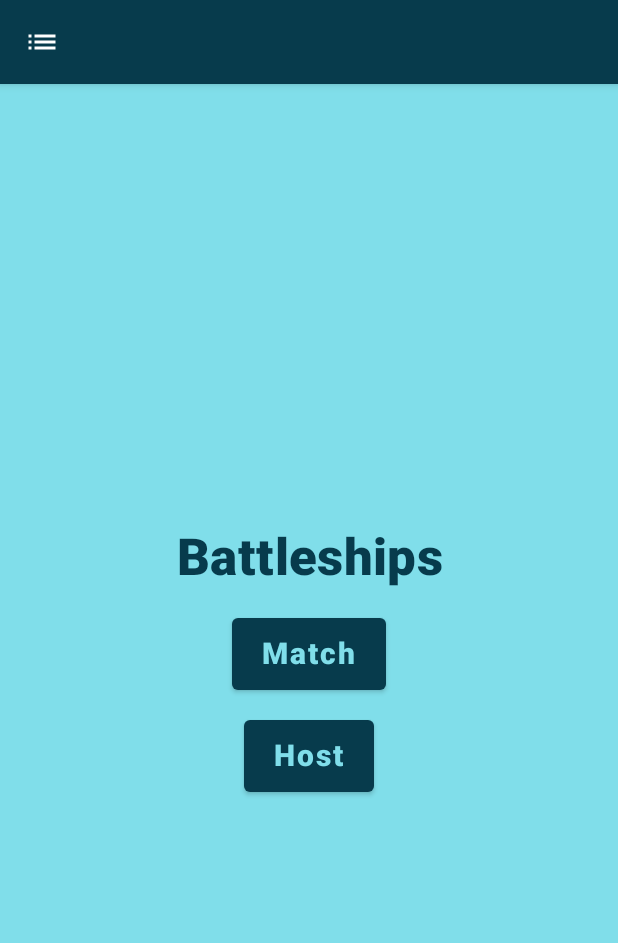
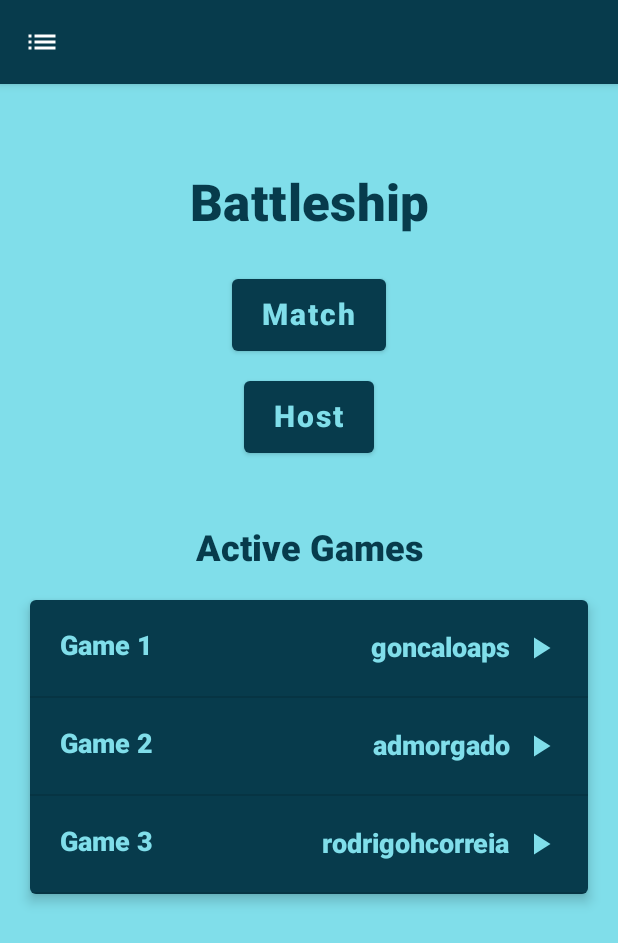
Before and after one commit to RodrigoHCorreia/battleship-mobile, an Android app built with Jetpack Compose: the screen it shows after launch (LobbyActivity), on a phone screen of 412 x 824 dp. Shown: the top 943 px of the screen. Run offline under Robolectric (Android 15) with nearby library versions, the phone set to English and light mode, and no system bars; our stand-ins replace accompanist.

Commit message:
Added active games list on lobby

```diff
--- a/app/src/main/java/battleship/mobile/BattleshipApplication.kt
+++ b/app/src/main/java/battleship/mobile/BattleshipApplication.kt
@@ -4,7 +4,7 @@ import android.app.Application
 import battleship.mobile.game.domain.Board
 import battleship.mobile.game.domain.Game
 import battleship.mobile.info.domain.*
-import battleship.mobile.lobby.domain.FakeLobbyService
+import battleship.mobile.lobby.domain.ActiveGame
 import battleship.mobile.lobby.domain.Lobby
 import battleship.mobile.social.domain.Social
 import battleship.mobile.social.domain.User
@@ -43,7 +43,7 @@ class BattleshipApplication : DependencyContainer, Application() {
         get() = FakeGame()
 
     override val lobby : Lobby
-        get() = FakeLobbyService()
+        get() = FakeLobby()
 
     override val social: Social
         get() = FakeSocial()
@@ -65,6 +65,19 @@ class FakeGame : Game {
 
     override fun getEnemyBoard(): Flow<Board?> {
         TODO("Not yet implemented")
+    }
+
+}
+
+class FakeLobby : Lobby {
+
+    override suspend fun getActiveGames(): List<ActiveGame> {
+        delay(2000)
+        return listOf(
+            ActiveGame(1, "goncaloaps"),
+            ActiveGame(2, "admorgado"),
+            ActiveGame(3, "rodrigohcorreia"),
+        )
     }
 
 }
--- a/app/src/main/java/battleship/mobile/info/InfoActivity.kt
+++ b/app/src/main/java/battleship/mobile/info/InfoActivity.kt
@@ -18,7 +18,7 @@ import battleship.mobile.info.ui.InfoScreen
 import battleship.mobile.info.ui.InfoViewModel
 import battleship.mobile.info.ui.ServerInfoState
 import battleship.mobile.ui.RefreshingState
-import battleship.mobile.ui.theme.BattleshipmobileTheme
+import battleship.mobile.ui.theme.BattleshipMobileTheme
 import battleship.mobile.utils.viewModelInit
 
 
@@ -55,7 +55,7 @@ class InfoActivity : ComponentActivity() {
 
             val serverInfo = viewModel.info?.getOrNull() ?: ServerInfo("x.y.z", emptyList())
 
-            BattleshipmobileTheme {
+            BattleshipMobileTheme {
                 InfoScreen(
                     appInfo = info.getApplicationInformation(),
                     state = ServerInfoState(serverInfo, loadingState),
--- a/app/src/main/java/battleship/mobile/info/ui/Views.kt
+++ b/app/src/main/java/battleship/mobile/info/ui/Views.kt
@@ -2,7 +2,7 @@ package battleship.mobile.info.ui
 
 import androidx.compose.runtime.Composable
 import androidx.compose.ui.tooling.preview.Preview
-import battleship.mobile.ui.theme.BattleshipmobileTheme
+import battleship.mobile.ui.theme.BattleshipMobileTheme
 
 @Composable
 fun ServerAuthorView() {
@@ -27,7 +27,7 @@ fun AppInfoView() {
 @Preview(showBackground = true)
 @Composable
 fun ServerAuthorPreview() {
-    BattleshipmobileTheme {
+    BattleshipMobileTheme {
         ServerAuthorView()
     }
 }
@@ -35,7 +35,7 @@ fun ServerAuthorPreview() {
 @Preview(showBackground = true)
 @Composable
 fun AppAuthorPreview() {
-    BattleshipmobileTheme {
+    BattleshipMobileTheme {
         AppInfoAuthorView()
     }
 }
--- a/app/src/main/java/battleship/mobile/lobby/LobbyActivity.kt
+++ b/app/src/main/java/battleship/mobile/lobby/LobbyActivity.kt
@@ -3,26 +3,50 @@ package battleship.mobile.lobby
 import android.os.Bundle
 import androidx.activity.ComponentActivity
 import androidx.activity.compose.setContent
+import androidx.activity.viewModels
+import battleship.mobile.FakeLobby
 import battleship.mobile.info.InfoActivity
 import battleship.mobile.lobby.ui.LobbyScreen
+import battleship.mobile.lobby.ui.LobbyScreenState
+import battleship.mobile.lobby.ui.LobbyViewModel
 import battleship.mobile.social.SocialActivity
-import battleship.mobile.ui.theme.BattleshipmobileTheme
+import battleship.mobile.ui.RefreshingState
+import battleship.mobile.ui.theme.BattleshipMobileTheme
+import battleship.mobile.utils.viewModelInit
 
 const val TAG = "BattleshipApp"
 
 class LobbyActivity : ComponentActivity() {
 
+    val lobby = FakeLobby()
+
+    private val viewModel by viewModels<LobbyViewModel> {
+        viewModelInit {
+            LobbyViewModel(lobby)
+        }
+    }
+
     override fun onCreate(savedInstanceState: Bundle?) {
         super.onCreate(savedInstanceState)
 
         setContent {
-            BattleshipmobileTheme {
+            if (viewModel.activeGames == null)
+                viewModel.getActiveGames()
+
+            val loadingState =
+                if (viewModel.isLoading) RefreshingState.Refreshing
+                else RefreshingState.Idle
+
+            val activeGames = viewModel.activeGames?.getOrNull() ?: emptyList()
+
+            BattleshipMobileTheme {
                 LobbyScreen(
+                    state = LobbyScreenState(activeGames, loadingState),
                     onDrawerSocialRequest = {
                         SocialActivity.navigate(this)
                     },
                     onDrawerInfoRequest = {
-                       InfoActivity.navigate(this)
+                        InfoActivity.navigate(this)
                     },
                     onMatchRequested = {
 
--- /dev/null
+++ b/app/src/main/java/battleship/mobile/lobby/domain/ActiveGame.kt
@@ -0,0 +1,6 @@
+package battleship.mobile.lobby.domain
+
+data class ActiveGame (
+    val id : Int,
+    val player : String
+)
--- a/app/src/main/java/battleship/mobile/lobby/ui/LobbyScreen.kt
+++ b/app/src/main/java/battleship/mobile/lobby/ui/LobbyScreen.kt
@@ -1,7 +1,12 @@
 package battleship.mobile.lobby.ui
 
+import androidx.compose.foundation.clickable
 import androidx.compose.foundation.layout.*
+import androidx.compose.foundation.lazy.LazyColumn
+import androidx.compose.foundation.lazy.items
 import androidx.compose.material.*
+import androidx.compose.material.icons.Icons
+import androidx.compose.material.icons.filled.PlayArrow
 import androidx.compose.runtime.Composable
 import androidx.compose.runtime.rememberCoroutineScope
 import androidx.compose.ui.Alignment
@@ -11,17 +16,22 @@ import androidx.compose.ui.text.font.FontWeight
 import androidx.compose.ui.text.style.TextAlign
 import androidx.compose.ui.tooling.preview.Preview
 import androidx.compose.ui.unit.dp
-import battleship.mobile.ui.DrawerContent
-import battleship.mobile.ui.AppButton
-import battleship.mobile.ui.NavigationHandlers
-import battleship.mobile.ui.TopBar
-import battleship.mobile.ui.theme.BattleshipmobileTheme
+import androidx.compose.ui.unit.sp
+import battleship.mobile.lobby.domain.ActiveGame
+import battleship.mobile.ui.*
+import battleship.mobile.ui.theme.BattleshipMobileTheme
 import kotlinx.coroutines.launch
 
 const val LobbyScreenTag = "LobbyScreen"
 
+data class LobbyScreenState(
+    val activeGames : List<ActiveGame> = emptyList(),
+    val isLoading : RefreshingState = RefreshingState.Idle
+)
+
 @Composable
 fun LobbyScreen(
+    state : LobbyScreenState = LobbyScreenState(),
     onDrawerSocialRequest : () -> Unit,
     onDrawerInfoRequest : () -> Unit,
     onMatchRequested : () -> Unit,
@@ -36,7 +46,7 @@ fun LobbyScreen(
         }
     )
 
-    BattleshipmobileTheme {
+    BattleshipMobileTheme {
         Scaffold(
             modifier = Modifier
                 .fillMaxSize()
@@ -50,25 +60,99 @@ fun LobbyScreen(
                     onInfoClick = onDrawerInfoRequest
                 )
             },
-            drawerBackgroundColor = MaterialTheme.colors.primary
+            drawerBackgroundColor = MaterialTheme.colors.background
 
         ) { innerPadding ->
             Column(
-                verticalArrangement = Arrangement.spacedBy(20.dp, Alignment.CenterVertically),
                 horizontalAlignment = Alignment.CenterHorizontally,
-                modifier = androidx.compose.ui.Modifier
+                modifier = Modifier
                     .padding(innerPadding)
                     .fillMaxSize()
             ) {
                 Text(
-                    text = "Battleships",
+                    text = "Battleship",
                     style = MaterialTheme.typography.h4,
+                    fontWeight = FontWeight.Black,
+                    color = MaterialTheme.colors.primary,
+                    textAlign = TextAlign.Center,
+                    modifier = Modifier.padding(top = 60.dp, bottom = 30.dp)
+                )
+
+                Column (
+                    horizontalAlignment = Alignment.CenterHorizontally,
+                    verticalArrangement = Arrangement.spacedBy(20.dp)
+                ) {
+                    AppButton(text = "Match", onMatchRequested)
+                    AppButton(text = "Host", onHostRequested)
+                }
+
+                Text(
+                    text = "Active Games",
+                    style = MaterialTheme.typography.h5,
                     textAlign = TextAlign.Center,
                     fontWeight = FontWeight.Black,
-                    color = MaterialTheme.colors.primary
+                    color = MaterialTheme.colors.primary,
+                    modifier = Modifier.padding(top = 50.dp)
                 )
-                AppButton(text = "Match", onMatchRequested)
-                AppButton(text = "Host", onHostRequested)
+                if (state.isLoading == RefreshingState.Refreshing) {
+                    CircularProgressIndicator(
+                        modifier = Modifier
+                            .size(40.dp)
+                            .padding(top = 40.dp),
+                        color = MaterialTheme.colors.primary,
+                        strokeWidth = 5.dp
+                    )
+                }
+                else {
+                    Card(
+                        Modifier
+                            .fillMaxWidth()
+                            .padding(20.dp),
+                        elevation = 5.dp,
+                        backgroundColor = MaterialTheme.colors.primary
+                    ) {
+                        LazyColumn {
+                            items(state.activeGames) { activeGame ->
+                                Row(
+                                    modifier = Modifier
+                                        .fillMaxWidth()
+                                        .clickable {
+                                            // TODO("Not yet implemented")
+                                        },
+                                    horizontalArrangement = Arrangement.SpaceBetween
+                                ) {
+                                    Text(
+                                        text = "Game " + activeGame.id,
+                                        fontWeight = FontWeight.Black,
+                                        fontSize = 18.sp,
+                                        color = MaterialTheme.colors.background,
+                                        modifier = Modifier.padding(20.dp)
+                                    )
+                                    Row(
+                                        verticalAlignment = Alignment.CenterVertically,
+                                        horizontalArrangement = Arrangement.spacedBy(8.dp),
+                                        modifier = Modifier.padding(20.dp)
+                                    ) {
+                                        Text(
+                                            text = activeGame.player,
+                                            fontWeight = FontWeight.Black,
+                                            fontSize = 18.sp,
+                                            color = MaterialTheme.colors.background
+                                        )
+                                        Icon(
+                                            Icons.Default.PlayArrow,
+                                            "Play",
+                                            tint = MaterialTheme.colors.background
+                                        )
+                                    }
+
+                                }
+
+                                Divider()
+                            }
+                        }
+                    }
+                }
             }
         }
     }
@@ -77,8 +161,13 @@ fun LobbyScreen(
 @Preview
 @Composable
 fun LobbyScreenPreview() {
-    BattleshipmobileTheme {
+    BattleshipMobileTheme {
         LobbyScreen(
+            state = LobbyScreenState(listOf(
+                ActiveGame(1, "goncaloaps"),
+                ActiveGame(2, "admorgado"),
+                ActiveGame(3, "rodrigohcorreia")
+            ), RefreshingState.Idle),
             onDrawerSocialRequest = {},
             onDrawerInfoRequest = {},
             onMatchRequested = {},
--- a/app/src/main/java/battleship/mobile/lobby/ui/LobbyViewModel.kt
+++ b/app/src/main/java/battleship/mobile/lobby/ui/LobbyViewModel.kt
@@ -1,9 +1,25 @@
 package battleship.mobile.lobby.ui
 
+import androidx.compose.runtime.getValue
 import androidx.compose.runtime.mutableStateOf
+import androidx.compose.runtime.setValue
 import androidx.lifecycle.ViewModel
+import androidx.lifecycle.viewModelScope
+import battleship.mobile.lobby.domain.ActiveGame
+import battleship.mobile.lobby.domain.Lobby
+import kotlinx.coroutines.launch
 
-class LobbyViewModel : ViewModel() {
+class LobbyViewModel(
+    private val lobbyService: Lobby
+) : ViewModel() {
+
+    private var _isLoading by mutableStateOf(false)
+    val isLoading: Boolean
+        get() = _isLoading
+
+    private var _activeGames by mutableStateOf<Result<List<ActiveGame>>?>(null)
+    val activeGames : Result<List<ActiveGame>>?
+        get() = _activeGames
 
     val token = mutableStateOf<String?>(null)
 
@@ -14,4 +30,17 @@ class LobbyViewModel : ViewModel() {
     fun register() {
 
     }
+
+    fun getActiveGames() {
+        viewModelScope.launch {
+            _isLoading = true
+            _activeGames =
+                try {
+                    Result.success(lobbyService.getActiveGames())
+                }
+                catch (e : Exception) { Result.failure(e) }
+            _isLoading = false
+        }
+    }
+
 }
--- a/app/src/main/java/battleship/mobile/lobby/ui/SignScreen.kt
+++ b/app/src/main/java/battleship/mobile/lobby/ui/SignScreen.kt
@@ -9,7 +9,7 @@ import androidx.compose.ui.Modifier
 import androidx.compose.ui.tooling.preview.Preview
 import androidx.compose.ui.unit.dp
 import battleship.mobile.ui.AppButton
-import battleship.mobile.ui.theme.BattleshipmobileTheme
+import battleship.mobile.ui.theme.BattleshipMobileTheme
 
 @Composable
 fun CredentialInputView(
@@ -81,7 +81,7 @@ fun ScreenChooserView(
 @Preview
 @Composable
 fun ScreenChooserPreview() {
-    BattleshipmobileTheme {
+    BattleshipMobileTheme {
         ScreenChooserView({}, {})
     }
 }
--- a/app/src/main/java/battleship/mobile/setup/ui/SetupScreen.kt
+++ b/app/src/main/java/battleship/mobile/setup/ui/SetupScreen.kt
@@ -5,7 +5,7 @@ import androidx.compose.runtime.Composable
 import androidx.compose.ui.tooling.preview.Preview
 import battleship.mobile.ui.NavigationHandlers
 import battleship.mobile.ui.TopBar
-import battleship.mobile.ui.theme.BattleshipmobileTheme
+import battleship.mobile.ui.theme.BattleshipMobileTheme
 
 @Composable
 fun SetupScreen(
@@ -24,7 +24,7 @@ fun SetupScreen(
 @Preview(showBackground = true)
 @Composable
 fun SetupScreenPreview() {
-    BattleshipmobileTheme {
+    BattleshipMobileTheme {
         SetupScreen(onBackRequested = {})
     }
 }
--- a/app/src/main/java/battleship/mobile/social/SocialActivity.kt
+++ b/app/src/main/java/battleship/mobile/social/SocialActivity.kt
@@ -11,7 +11,7 @@ import battleship.mobile.social.domain.SocialViewModel
 import battleship.mobile.social.ui.SocialScreen
 import battleship.mobile.social.ui.SocialScreenState
 import battleship.mobile.ui.RefreshingState
-import battleship.mobile.ui.theme.BattleshipmobileTheme
+import battleship.mobile.ui.theme.BattleshipMobileTheme
 import battleship.mobile.utils.viewModelInit
 
 class SocialActivity : ComponentActivity() {
@@ -46,7 +46,7 @@ class SocialActivity : ComponentActivity() {
 
             val ranking = viewModel.ranking?.getOrNull() ?: emptyList()
 
-            BattleshipmobileTheme {
+            BattleshipMobileTheme {
                 SocialScreen(
                     state = SocialScreenState(ranking, loadingState),
                     onUpdateRequest = { viewModel.getRanking(1) },
--- a/app/src/main/java/battleship/mobile/social/ui/SocialScreen.kt
+++ b/app/src/main/java/battleship/mobile/social/ui/SocialScreen.kt
@@ -18,7 +18,7 @@ import battleship.mobile.ui.NavigationHandlers
 import battleship.mobile.ui.RefreshFab
 import battleship.mobile.ui.RefreshingState
 import battleship.mobile.ui.TopBar
-import battleship.mobile.ui.theme.BattleshipmobileTheme
+import battleship.mobile.ui.theme.BattleshipMobileTheme
 
 const val SocialScreenTag = "SocialScreen"
 
@@ -37,7 +37,7 @@ fun SocialScreen(
         onBackRequested = onBackRequested
     )
 
-    BattleshipmobileTheme() {
+    BattleshipMobileTheme() {
         Scaffold(
             modifier = Modifier
                 .fillMaxSize()
--- a/app/src/main/java/battleship/mobile/ui/AppButton.kt
+++ b/app/src/main/java/battleship/mobile/ui/AppButton.kt
@@ -9,7 +9,7 @@ import androidx.compose.ui.text.font.FontWeight
 import androidx.compose.ui.tooling.preview.Preview
 import androidx.compose.ui.unit.dp
 import androidx.compose.ui.unit.sp
-import battleship.mobile.ui.theme.BattleshipmobileTheme
+import battleship.mobile.ui.theme.BattleshipMobileTheme
 
 @Composable
 fun AppButton(
@@ -35,7 +35,7 @@ fun AppButton(
 @Preview(showBackground = true)
 @Composable
 fun AppButtonPreview() {
-    BattleshipmobileTheme() {
+    BattleshipMobileTheme() {
         AppButton("Preview") { }
     }
 }
--- a/app/src/main/java/battleship/mobile/ui/Drawer.kt
+++ b/app/src/main/java/battleship/mobile/ui/Drawer.kt
@@ -40,13 +40,15 @@ fun DrawerItem(
     Row(modifier = m) {
         Icon(
             imageVector = icon,
-            contentDescription = description
+            contentDescription = description,
+            tint = MaterialTheme.colors.primary
         )
         Spacer(Modifier.width(DRAWER_ICON_TEXT_SPACE.dp))
         Text(
             text = title,
             fontWeight = FontWeight.Black,
-            fontSize = 18.sp
+            fontSize = 18.sp,
+            color = MaterialTheme.colors.primary
         )
     }
 }
@@ -58,10 +60,11 @@ fun DrawerContent(
     onInfoClick : DrawerCallback
 ) {
     Text(
-        text = "Battleship Game",
+        text = "Battleship",
         modifier = Modifier.padding(16.dp),
         style = MaterialTheme.typography.h5,
-        fontWeight = FontWeight.Black
+        fontWeight = FontWeight.Black,
+        color = MaterialTheme.colors.primary
     )
     Divider()
     Column(
--- a/app/src/main/java/battleship/mobile/ui/TopBar.kt
+++ b/app/src/main/java/battleship/mobile/ui/TopBar.kt
@@ -10,7 +10,7 @@ import androidx.compose.runtime.Composable
 import androidx.compose.ui.Modifier
 import androidx.compose.ui.platform.testTag
 import androidx.compose.ui.tooling.preview.Preview
-import battleship.mobile.ui.theme.BattleshipmobileTheme
+import battleship.mobile.ui.theme.BattleshipMobileTheme
 
 typealias Callback = () -> Unit
 
@@ -78,14 +78,14 @@ fun TopBar(
 @Preview
 @Composable
 private fun TopBarPreviewBack() {
-    BattleshipmobileTheme {
+    BattleshipMobileTheme {
         TopBar(NavigationHandlers({}))
     }
 }
 @Preview
 @Composable
 private fun TopBarPreviewDrawer() {
-    BattleshipmobileTheme {
+    BattleshipMobileTheme {
         TopBar(NavigationHandlers(null, {}))
     }
 }
--- a/app/src/main/java/battleship/mobile/ui/theme/Color.kt
+++ b/app/src/main/java/battleship/mobile/ui/theme/Color.kt
@@ -1,21 +1,9 @@
 package battleship.mobile.ui.theme
-
 
 import androidx.compose.ui.graphics.Color
 
-// Light Palette
 val black = Color(0xFF000000)
 val white = Color(0xFFFFFFFF)
-val red300 = Color(0xFFE57373)
-val yellow300 = Color(0xFFFFDA83)
-val green300 =  Color(0xFFB6D4CC)
 val blue200 = Color(0xFF80DEEA)
 val blue700 = Color(0xFF073B4C)
-
-
-/*
-val Purple200 = Color(0xFFBB86FC)
-val Purple500 = Color(0xFF6200EE)
-val Purple700 = Color(0xFF3700B3)
-val Teal200 = Color(0xFF03DAC5)
- */
+val darkBlue = Color(0xFF00131a)
--- a/app/src/main/java/battleship/mobile/ui/theme/Theme.kt
+++ b/app/src/main/java/battleship/mobile/ui/theme/Theme.kt
@@ -7,32 +7,24 @@ import androidx.compose.material.lightColors
 import androidx.compose.runtime.Composable
 import com.google.accompanist.systemuicontroller.rememberSystemUiController
 
-
 private val DarkColorPalette = darkColors(
     primary = blue200,
     primaryVariant = blue700,
     secondary = black,
-    background = blue700
+    background = blue700,
+    surface = darkBlue
 )
 
 private val LightColorPalette = lightColors(
     primary = blue700,
     primaryVariant = blue200,
     secondary = black,
-    background = blue200
-
-    /* Other default colors to override
-    background = Color.White,
-    surface = Color.White,
-    onPrimary = Color.White,
-    onSecondary = Color.Black,
-    onBackground = Color.Black,
-    onSurface = Color.Black,
-    */
+    background = blue200,
+    surface = blue700
 )
 
 @Composable
-fun BattleshipmobileTheme(
+fun BattleshipMobileTheme(
     darkTheme: Boolean = isSystemInDarkTheme(),
     content: @Composable () -> Unit
 ) {
@@ -52,6 +44,10 @@ fun BattleshipmobileTheme(
     val systemUiController = rememberSystemUiController()
 
     systemUiController.setStatusBarColor(
-        color = LightColorPalette.primary
+        color = colors.surface
+    )
+
+    systemUiController.setNavigationBarColor(
+        color = colors.background
     )
 }
```
Also changed, not shown: app/src/main/java/battleship/mobile/game/ui/GameScreen.kt (+6 -6 lines), app/src/main/java/battleship/mobile/info/ui/InfoScreen.kt (+17 -15 lines), app/src/main/java/battleship/mobile/lobby/domain/Lobby.kt (+1 -14 lines).
